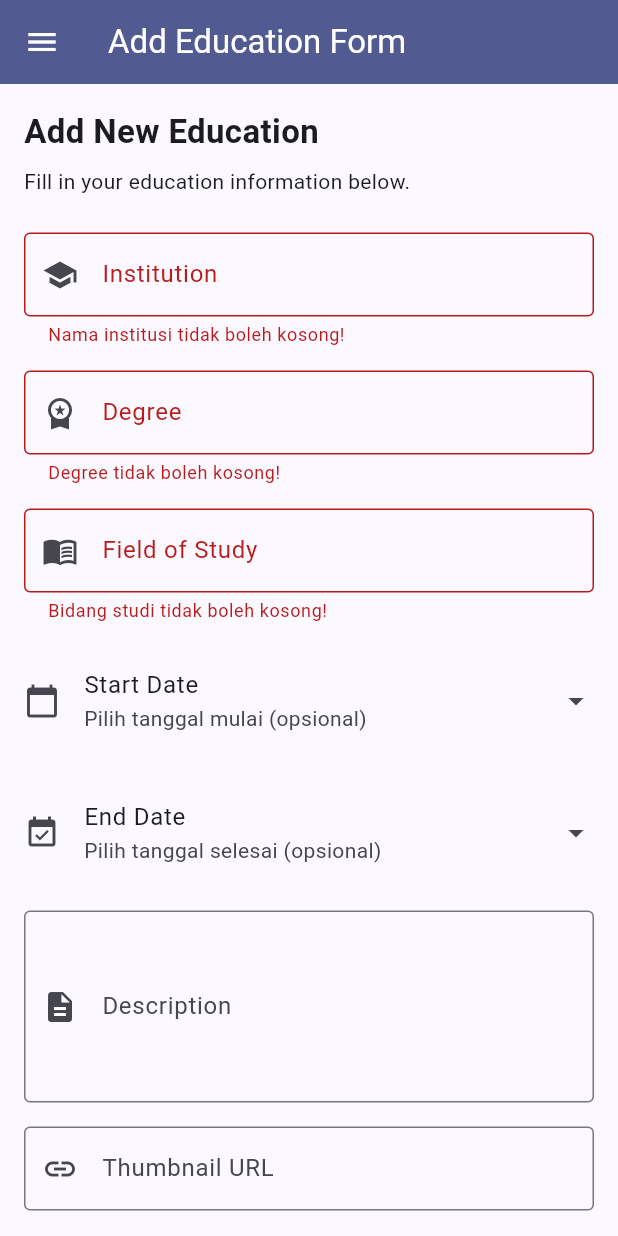
After one commit to salsabillahasan/myportofolio_mobile, a Flutter app: the EducationFormPage screen opened directly, after a tap on "Simpan", on a phone screen of 412 x 824 dp. The commit adds this screen. Run offline on Flutter 3.47's test engine with Material 3 defaults, Android fonts, the phone set to English and light mode, and no system bars.

Commit message:
feat: add education form and navigation

```diff
--- /dev/null
+++ b/lib/screens/education_form.dart
@@ -0,0 +1,343 @@
+
+import 'package:flutter/material.dart';
+import 'package:myportofolio_mobile/widgets/left_drawer.dart';
+
+class EducationFormPage extends StatefulWidget {
+  const EducationFormPage({super.key});
+
+  @override
+  State<EducationFormPage> createState() =>
+      _EducationFormPageState();
+}
+
+class _EducationFormPageState extends State<EducationFormPage> {
+  final _formKey = GlobalKey<FormState>();
+
+  String _institution = "";
+  String _degree = "";
+  String _fieldOfStudy = "";
+
+
+  DateTime? _startedAt;
+  DateTime? _endedAt;
+
+  String _description = "";
+  String _thumbnail = "";
+
+  Future<void> _selectDate({required bool isStartDate}) async {
+    final DateTime? picked = await showDatePicker(
+      context: context,
+      initialDate: isStartDate
+          ? (_startedAt ?? DateTime.now())
+          : (_endedAt ?? _startedAt ?? DateTime.now()),
+      firstDate: DateTime(1950),
+      lastDate: DateTime(2100),
+    );
+
+    if (picked != null && mounted) {
+      setState(() {
+        if (isStartDate) {
+          _startedAt = picked;
+        } else {
+          _endedAt = picked;
+        }
+      });
+    }
+  }
+
+  String _formatDate(DateTime? date) {
+    if (date == null) {
+      return 'Tidak diisi';
+    }
+
+    return '${date.day}/${date.month}/${date.year}';
+  }
+
+void _showEducationSummary() {
+  showDialog(
+    context: context,
+    builder: (context) {
+      return AlertDialog(
+        title: const Text(
+          'Education berhasil ditambahkan!',
+        ),
+        content: SingleChildScrollView(
+          child: Column(
+            crossAxisAlignment: CrossAxisAlignment.start,
+            mainAxisSize: MainAxisSize.min,
+            children: [
+              Text('Institution: $_institution'),
+              const SizedBox(height: 8),
+
+              Text('Degree: $_degree'),
+              const SizedBox(height: 8),
+
+              Text('Field of Study: $_fieldOfStudy'),
+              const SizedBox(height: 8),
+
+              Text('Start Date: ${_formatDate(_startedAt)}'),
+              const SizedBox(height: 8),
+
+              Text('End Date: ${_formatDate(_endedAt)}'),
+              const SizedBox(height: 8),
+
+              Text(
+                'Description: ${_description.isEmpty ? "Tidak diisi" : _description}',
+              ),
+              const SizedBox(height: 8),
+
+              Text(
+                'Thumbnail URL: ${_thumbnail.isEmpty ? "Tidak diisi" : _thumbnail}',
+              ),
+            ],
+          ),
+        ),
+        actions: [
+          TextButton(
+            onPressed: () {
+              Navigator.pop(context);
+            },
+            child: const Text('OK'),
+          ),
+        ],
+      );
+    },
+  );
+}
+
+  @override
+  Widget build(BuildContext context) {
+    return Scaffold(
+      appBar: AppBar(
+        title: const Text('Add Education Form'),
+        backgroundColor: Theme.of(context).colorScheme.primary,
+        foregroundColor: Colors.white,
+      ),
+      drawer: const LeftDrawer(),
+      body: Form(
+        key: _formKey,
+        child: SingleChildScrollView(
+          padding: const EdgeInsets.all(16.0),
+          child: Column(
+            crossAxisAlignment: CrossAxisAlignment.start,
+            children: [
+              const Text(
+                'Add New Education',
+                style: TextStyle(
+                  fontSize: 22,
+                  fontWeight: FontWeight.bold,
+                ),
+              ),
+              const SizedBox(height: 8),
+              const Text(
+                'Fill in your education information below.',
+              ),
+              const SizedBox(height: 24),
+
+              // === Institution ===
+              TextFormField(
+                decoration: const InputDecoration(
+                  labelText: 'Institution',
+                  hintText: 'Contoh: Universitas Indonesia',
+                  border: OutlineInputBorder(),
+                  prefixIcon: Icon(Icons.school),
+                ),
+                onChanged: (value) {
+                  setState(() {
+                    _institution = value;
+                  });
+                },
+                validator: (value) {
+                  if (value == null || value.trim().isEmpty) {
+                    return 'Nama institusi tidak boleh kosong!';
+                  }
+                  if (value.trim().length > 255) {
+                    return 'Nama institusi maksimal 255 karakter!';
+                  }
+                  return null;
+                },
+              ),
+              const SizedBox(height: 16),
+
+              // === Degree ===
+              TextFormField(
+                decoration: const InputDecoration(
+                  labelText: 'Degree',
+                  hintText: 'Contoh: Bachelor of Information Systems',
+                  border: OutlineInputBorder(),
+                  prefixIcon: Icon(Icons.workspace_premium),
+                ),
+                onChanged: (value) {
+                  setState(() {
+                    _degree = value;
+                  });
+                },
+                validator: (value) {
+                  if (value == null || value.trim().isEmpty) {
+                    return 'Degree tidak boleh kosong!';
+                  }
+                  if (value.trim().length > 255) {
+                    return 'Degree maksimal 255 karakter!';
+                  }
+                  return null;
+                },
+              ),
+              const SizedBox(height: 16),
+
+              // === Field of Study ===
+              TextFormField(
+                decoration: const InputDecoration(
+                  labelText: 'Field of Study',
+                  hintText: 'Contoh: Information Systems',
+                  border: OutlineInputBorder(),
+                  prefixIcon: Icon(Icons.menu_book),
+                ),
+                onChanged: (value) {
+                  setState(() {
+                    _fieldOfStudy = value;
+                  });
+                },
+                validator: (value) {
+                  if (value == null || value.trim().isEmpty) {
+                    return 'Bidang studi tidak boleh kosong!';
+                  }
+                  if (value.trim().length > 255) {
+                    return 'Bidang studi maksimal 255 karakter!';
+                  }
+                  return null;
+                },
+              ),
+              const SizedBox(height: 16),
+
+              // === Start Date ===
+              ListTile(
+                contentPadding: EdgeInsets.zero,
+                leading: const Icon(Icons.calendar_today),
+                title: const Text('Start Date'),
+                subtitle: Text(
+                  _startedAt == null
+                      ? 'Pilih tanggal mulai (opsional)'
+                      : '${_startedAt!.day}/${_startedAt!.month}/${_startedAt!.year}',
+                ),
+                trailing: const Icon(Icons.arrow_drop_down),
+                onTap: () => _selectDate(isStartDate: true),
+              ),
+              const SizedBox(height: 16),
+
+              // === End Date ===
+              ListTile(
+                contentPadding: EdgeInsets.zero,
+                leading: const Icon(Icons.event_available),
+                title: const Text('End Date'),
+                subtitle: Text(
+                  _endedAt == null
+                      ? 'Pilih tanggal selesai (opsional)'
+                      : '${_endedAt!.day}/${_endedAt!.month}/${_endedAt!.year}',
+                ),
+                trailing: const Icon(Icons.arrow_drop_down),
+                onTap: () => _selectDate(isStartDate: false),
+              ),
+
+              if (_startedAt != null &&
+                  _endedAt != null &&
+                  _endedAt!.isBefore(_startedAt!))
+                const Padding(
+                  padding: EdgeInsets.only(left: 16, bottom: 8),
+                  child: Text(
+                    'Tanggal selesai tidak boleh sebelum tanggal mulai!',
+                    style: TextStyle(color: Colors.red),
+                  ),
+                ),
+
+              const SizedBox(height: 16),
+
+              // === Description ===
+              TextFormField(
+                maxLines: 4,
+                decoration: const InputDecoration(
+                  labelText: 'Description',
+                  hintText: 'Ceritakan pengalaman pendidikanmu',
+                  border: OutlineInputBorder(),
+                  prefixIcon: Icon(Icons.description),
+                ),
+                onChanged: (value) {
+                  setState(() {
+                    _description = value;
+                  });
+                },
+              ),
+              const SizedBox(height: 16),
+
+              // === Thumbnail URL ===
+              TextFormField(
+                keyboardType: TextInputType.url,
+                decoration: const InputDecoration(
+                  labelText: 'Thumbnail URL',
+                  hintText: 'https://example.com/image.png',
+                  border: OutlineInputBorder(),
+                  prefixIcon: Icon(Icons.link),
+                ),
+                onChanged: (value) {
+                  setState(() {
+                    _thumbnail = value;
+                  });
+                },
+                validator: (value) {
+                  if (value == null || value.trim().isEmpty) {
+                    return null;
+                  }
+
+                  final uri = Uri.tryParse(value.trim());
+
+                  if (uri == null ||
+                      !uri.hasAuthority ||
+                      (uri.scheme != 'http' && uri.scheme != 'https')) {
+                    return 'Masukkan URL yang valid!';
+                  }
+
+                  return null;
+                },
+              ),
+              const SizedBox(height: 24),
+
+              // === Tombol Simpan ===
+              SizedBox(
+                width: double.infinity,
+                child: ElevatedButton(
+                  style: ElevatedButton.styleFrom(
+                    backgroundColor: Theme.of(context).colorScheme.primary,
+                    foregroundColor: Colors.white,
+                    padding: const EdgeInsets.symmetric(vertical: 16),
+                  ),
+                  onPressed: () {
+                    final isFormValid = _formKey.currentState!.validate();
+
+                    final isDateValid =
+                        _startedAt == null ||
+                        _endedAt == null ||
+                        !_endedAt!.isBefore(_startedAt!);
+
+                    if (!isDateValid) {
+                      ScaffoldMessenger.of(context).showSnackBar(
+                        const SnackBar(
+                          content: Text(
+                            'Tanggal selesai tidak boleh sebelum tanggal mulai!',
+                          ),
+                        ),
+                      );
+                    }
+
+                    if (isFormValid && isDateValid) {
+                      _showEducationSummary();
+                    }
+                  },
+                  child: const Text('Simpan'),
+                ),
+              ),
+            ],
+          ),
+        ),
+      ),
+    );
+  }
+}
--- a/lib/screens/menu.dart
+++ b/lib/screens/menu.dart
@@ -22,6 +22,7 @@ class MyHomePage extends StatelessWidget {
   static const List<ItemHomepage> items = [
     ItemHomepage("Lihat Proyek", Icons.folder, Colors.blue),
     ItemHomepage("Tambah Proyek", Icons.add_circle, Colors.green),
+    ItemHomepage("Tambah Education", Icons.school, Colors.orange),
     ItemHomepage("Logout", Icons.logout, Colors.red),
   ];
 
--- a/lib/widgets/left_drawer.dart
+++ b/lib/widgets/left_drawer.dart
@@ -1,6 +1,7 @@
 import 'package:flutter/material.dart';
 import 'package:myportofolio_mobile/screens/menu.dart';
 import 'package:myportofolio_mobile/screens/project_form.dart';
+import 'package:myportofolio_mobile/screens/education_form.dart';
 
 class LeftDrawer extends StatelessWidget {
   const LeftDrawer({super.key});
@@ -56,6 +57,20 @@ class LeftDrawer extends StatelessWidget {
               );
             },
           ),
+
+          ListTile(
+            leading: const Icon(Icons.school_outlined),
+            title: const Text('Add Education'),
+            onTap: () {
+              Navigator.pushReplacement(
+                context,
+                MaterialPageRoute(
+                  builder: (context) => const EducationFormPage(),
+                ),
+              );
+            },
+          ),
+
         ],
       ),
     );
--- a/lib/widgets/project_card.dart
+++ b/lib/widgets/project_card.dart
@@ -1,3 +1,4 @@
+import 'package:myportofolio_mobile/screens/education_form.dart';
 import 'package:flutter/material.dart';
 import 'package:myportofolio_mobile/screens/menu.dart';
 import 'package:myportofolio_mobile/screens/project_form.dart';
@@ -28,6 +29,16 @@ class ItemCard extends StatelessWidget {
               MaterialPageRoute(builder: (context) => const ProjectFormPage()),
             );
           }
+
+          if (item.name == "Tambah Education") {
+            Navigator.push(
+              context,
+              MaterialPageRoute(
+                builder: (context) => const EducationFormPage(),
+              ),
+            );
+          }
+
         },
 
         child: Container(
```
